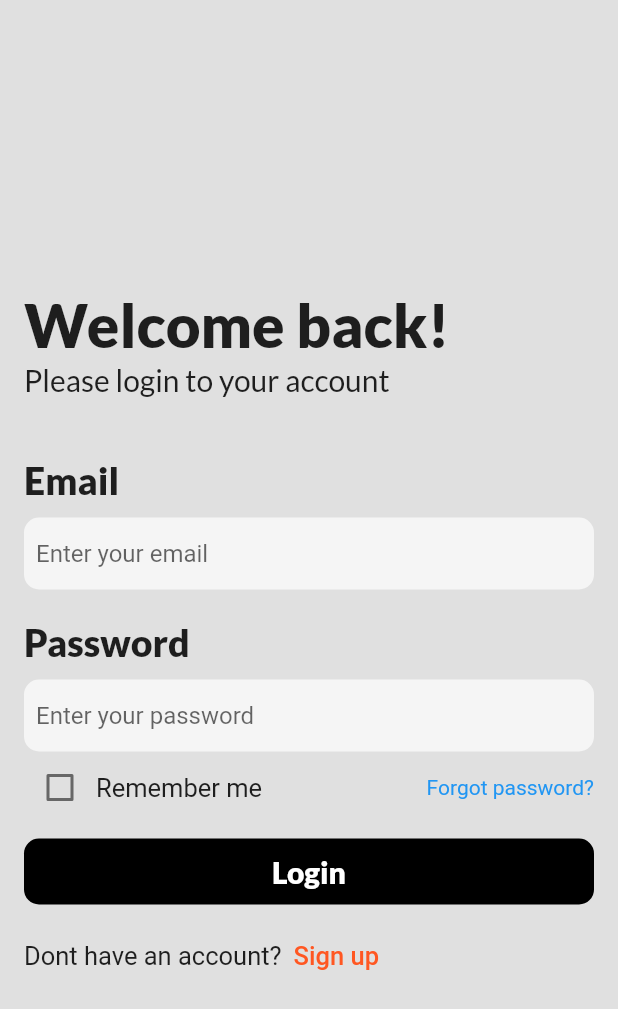
After one commit to johnomeyo/gymnast, a Flutter app: the LoginPage screen opened directly, on a phone screen of 412 x 824 dp. The commit adds this screen. Shown: the top 1009 px of the screen. Run offline on Flutter 3.47's test engine with Material 2 defaults, Android fonts, the phone set to English and light mode, and no system bars; our stand-ins replace carousel_slider, device_preview, google_fonts, smooth_page_indicator, youtube_player_flutter; network calls fail.

Commit message:
login page

```diff
--- a/lib/main.dart
+++ b/lib/main.dart
@@ -28,10 +28,12 @@ class MyApp extends StatelessWidget {
     return MaterialApp(
       locale: DevicePreview.locale(context),
       builder: DevicePreview.appBuilder,
-      home: MultiProvider(providers: [
-        ChangeNotifierProvider(create: (context) =>FavoriteProvider() ),
-      ],
-      child: const Home()),
+      home: MultiProvider(
+          providers: [
+            ChangeNotifierProvider(create: (context) => FavoriteProvider()),
+          ],
+          //
+          child: const Home()),
     );
   }
 }
@@ -65,7 +67,7 @@ class _HomeState extends State<Home> {
           ],
         ),
         Padding(
-          padding: const EdgeInsets.symmetric(horizontal: 20,vertical: 20),
+          padding: const EdgeInsets.symmetric(horizontal: 20, vertical: 20),
           child: Row(
             mainAxisAlignment: MainAxisAlignment.end,
             children: [
@@ -98,12 +100,15 @@ class _HomeState extends State<Home> {
         ),
         Container(
             alignment: const Alignment(0, 0.75),
-            child: SmoothPageIndicator(controller: _controller, count: 4,effect:   ExpandingDotsEffect(
-              activeDotColor: Colors.grey.shade600,
-              dotColor: Colors.grey.shade300,
-              dotHeight:10,
-              dotWidth: 10
-            ),))
+            child: SmoothPageIndicator(
+              controller: _controller,
+              count: 4,
+              effect: ExpandingDotsEffect(
+                  activeDotColor: Colors.grey.shade600,
+                  dotColor: Colors.grey.shade300,
+                  dotHeight: 10,
+                  dotWidth: 10),
+            ))
       ]),
     );
   }
--- /dev/null
+++ b/lib/pages/auth/login_page.dart
@@ -0,0 +1,142 @@
+import 'package:flutter/material.dart';
+import 'package:google_fonts/google_fonts.dart';
+import 'package:gymast/pages/auth/sign_up.dart';
+import 'package:gymast/widgets/delta.dart';
+
+class LoginPage extends StatefulWidget {
+  const LoginPage({super.key});
+
+  @override
+  State<LoginPage> createState() => _LoginPageState();
+}
+
+final emailController = TextEditingController();
+final passwordController = TextEditingController();
+
+bool? isChanged = false;
+
+class _LoginPageState extends State<LoginPage> {
+  var style = GoogleFonts.lato(
+      textStyle: const TextStyle(fontWeight: FontWeight.w900, fontSize: 25));
+
+  @override
+  Widget build(BuildContext context) {
+    return Scaffold(
+      backgroundColor: Colors.grey.shade300,
+      body: SafeArea(
+        child: Padding(
+          padding: const EdgeInsets.all(16.0),
+          child: Column(
+            mainAxisAlignment: MainAxisAlignment.center,
+            crossAxisAlignment: CrossAxisAlignment.start,
+            children: [
+              const SizedBox(
+                height: 30,
+              ),
+              Text(
+                "Welcome back!",
+                style: GoogleFonts.lato(
+                    textStyle: const TextStyle(
+                        fontWeight: FontWeight.w900, fontSize: 40)),
+              ),
+              Text("Please login to your account",
+                  style: GoogleFonts.lato(
+                      textStyle: const TextStyle(
+                          fontWeight: FontWeight.w500, fontSize: 20))),
+              const SizedBox(
+                height: 40,
+              ),
+              Text(
+                "Email",
+                style: style,
+              ),
+              const SizedBox(
+                height: 10,
+              ),
+              InputFields(
+                  controller: emailController, hintText: "Enter your email"),
+              const SizedBox(
+                height: 20,
+              ),
+              Text(
+                "Password",
+                style: style,
+              ),
+              const SizedBox(
+                height: 10,
+              ),
+              InputFields(
+                  controller: passwordController,
+                  hintText: "Enter your password"),
+              Row(
+                mainAxisAlignment: MainAxisAlignment.spaceBetween,
+                children: [
+                  Row(
+                    children: [
+                      Checkbox(
+                          value: isChanged,
+                          activeColor: Colors.black,
+                          onChanged: (value) {
+                            setState(() {
+                              isChanged = value;
+                            });
+                          }),
+                           const Text("Remember me",style:TextStyle(fontSize: 17),)
+                    ],
+                  ),
+                  const Text(
+                    "Forgot password?",
+                    style: TextStyle(color: Colors.blue),
+                  )
+                ],
+              ),
+              const SizedBox(
+                height: 10,
+              ),
+              Container(
+                width: double.infinity,
+                decoration: BoxDecoration(
+                  color: Colors.black,
+                  borderRadius: BorderRadius.circular(10),
+                ),
+                child: Padding(
+                  padding: const EdgeInsets.all(10.0),
+                  child: Text(
+                    "Login",
+                    textAlign: TextAlign.center,
+                    style: GoogleFonts.lato(
+                        textStyle: const TextStyle(
+                            color: Colors.white,
+                            fontSize: 20,
+                            fontWeight: FontWeight.w800)),
+                  ),
+                ),
+              ),
+              const SizedBox(
+                height: 10,
+              ),
+              Row(
+                children: [
+                  const Text(
+                    "Dont have an account?",
+                    style: TextStyle(fontSize: 17),
+                  ),
+                  TextButton(
+                      onPressed: () => Navigator.push(
+                          context,
+                          MaterialPageRoute(
+                              builder: (context) => const SignUpPage())),
+                      child: const Text(
+                        "Sign up",
+                        style:
+                            TextStyle(color: Colors.deepOrange, fontSize: 17),
+                      ))
+                ],
+              )
+            ],
+          ),
+        ),
+      ),
+    );
+  }
+}
--- /dev/null
+++ b/lib/pages/auth/sign_up.dart
@@ -0,0 +1,16 @@
+import 'package:flutter/material.dart';
+class SignUpPage extends StatefulWidget {
+  const SignUpPage({super.key});
+
+  @override
+  State<SignUpPage> createState() => _SignUpPageState();
+}
+
+class _SignUpPageState extends State<SignUpPage> {
+  @override
+  Widget build(BuildContext context) {
+    return  Scaffold(
+      backgroundColor: Colors.grey.shade300,
+    );
+  }
+}
--- /dev/null
+++ b/lib/widgets/delta.dart
@@ -0,0 +1,24 @@
+import 'package:flutter/material.dart';
+
+class InputFields extends StatelessWidget {
+  const InputFields({super.key, required this.controller, required this.hintText});
+  final TextEditingController controller;
+  final String hintText;
+  @override
+  Widget build(BuildContext context) {
+    return Container(
+      decoration: BoxDecoration(
+        color: Colors.grey.shade100,
+        borderRadius: BorderRadius.circular(10)
+      ),
+      child: TextField(
+        controller: controller,
+        decoration: InputDecoration(
+          border: InputBorder.none,
+          hintText: hintText,
+          contentPadding: const EdgeInsets.all(8)
+        ),
+      ),
+    );
+  }
+}
```
